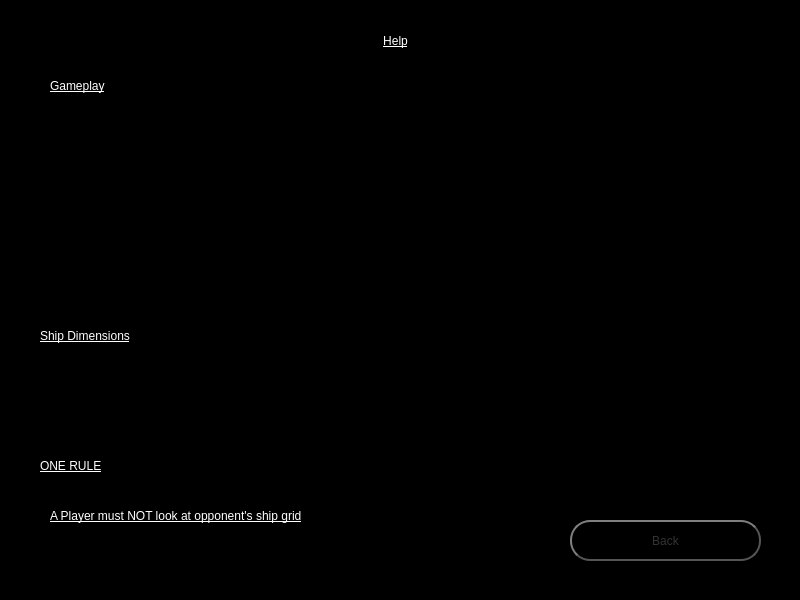
Above: FrontEndMain/FrontEndMain/helppage.ui from drewanderson17/BattleShips before the change. Below: the same form after it.
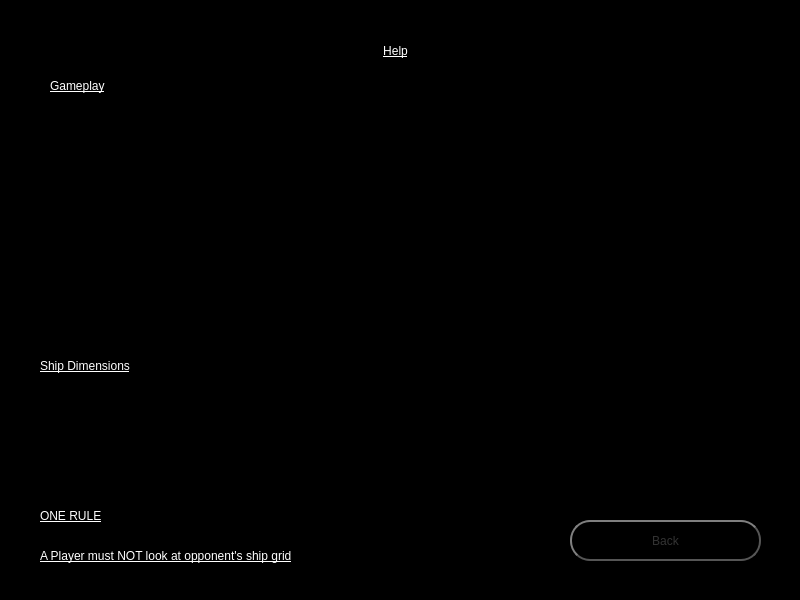
That is the form after the change.

Commit message: - Updated UI files, mostly just font changes

Patch:
```diff
--- a/FrontEndMain/FrontEndMain/helppage.ui
+++ b/FrontEndMain/FrontEndMain/helppage.ui
@@ -22,7 +22,7 @@
      <x>50</x>
      <y>110</y>
      <width>681</width>
-     <height>191</height>
+     <height>241</height>
     </rect>
    </property>
    <property name="font">
@@ -42,6 +42,8 @@
 &lt;html&gt;&lt;head&gt;&lt;meta name=&quot;qrichtext&quot; content=&quot;1&quot; /&gt;&lt;style type=&quot;text/css&quot;&gt;
 p, li { white-space: pre-wrap; }
 &lt;/style&gt;&lt;/head&gt;&lt;body style=&quot; font-family:'MS Shell Dlg 2'; font-size:12pt; font-weight:400; font-style:normal;&quot;&gt;
+&lt;p style=&quot; margin-top:0px; margin-bottom:0px; margin-left:0px; margin-right:0px; -qt-block-indent:0; text-indent:0px;&quot;&gt;&lt;span style=&quot; font-family:'MS Shell Dlg 2';&quot;&gt;-  Player's create a ship list to play with in the options page&lt;/span&gt;&lt;/p&gt;
+&lt;p style=&quot;-qt-paragraph-type:empty; margin-top:0px; margin-bottom:0px; margin-left:0px; margin-right:0px; -qt-block-indent:0; text-indent:0px; font-family:'MS Shell Dlg 2';&quot;&gt;&lt;br /&gt;&lt;/p&gt;
 &lt;p style=&quot; margin-top:0px; margin-bottom:0px; margin-left:0px; margin-right:0px; -qt-block-indent:0; text-indent:0px;&quot;&gt;&lt;span style=&quot; font-family:'MS Shell Dlg 2';&quot;&gt;-  Player's will begin by placing ship's on their own game boards&lt;/span&gt;&lt;/p&gt;
 &lt;p style=&quot;-qt-paragraph-type:empty; margin-top:0px; margin-bottom:0px; margin-left:0px; margin-right:0px; -qt-block-indent:0; text-indent:0px; font-family:'MS Shell Dlg 2';&quot;&gt;&lt;br /&gt;&lt;/p&gt;
 &lt;p style=&quot; margin-top:0px; margin-bottom:0px; margin-left:0px; margin-right:0px; -qt-block-indent:0; text-indent:0px;&quot;&gt;&lt;span style=&quot; font-family:'MS Shell Dlg 2';&quot;&gt;-  Once placed, the positions the ships will be hidden from your opponent&lt;/span&gt;&lt;/p&gt;
@@ -75,9 +77,9 @@
    <property name="geometry">
     <rect>
      <x>40</x>
-     <y>440</y>
-     <width>141</width>
-     <height>51</height>
+     <y>500</y>
+     <width>111</width>
+     <height>31</height>
     </rect>
    </property>
    <property name="styleSheet">
@@ -93,7 +95,7 @@
    <property name="geometry">
     <rect>
      <x>40</x>
-     <y>320</y>
+     <y>350</y>
      <width>221</width>
      <height>31</height>
     </rect>
@@ -111,7 +113,7 @@
    <property name="geometry">
     <rect>
      <x>40</x>
-     <y>350</y>
+     <y>390</y>
      <width>281</width>
      <height>81</height>
     </rect>
@@ -139,7 +141,7 @@
      <x>310</x>
      <y>20</y>
      <width>171</width>
-     <height>41</height>
+     <height>61</height>
     </rect>
    </property>
    <property name="styleSheet">
@@ -199,10 +201,10 @@
   <widget class="QLabel" name="oneRuleLabel">
    <property name="geometry">
     <rect>
-     <x>50</x>
-     <y>490</y>
+     <x>40</x>
+     <y>540</y>
      <width>511</width>
-     <height>51</height>
+     <height>31</height>
     </rect>
    </property>
    <property name="styleSheet">
```
Left out of the diff: 13 changed lines with no effect on the pictures. The commit also changes 5 other files.
